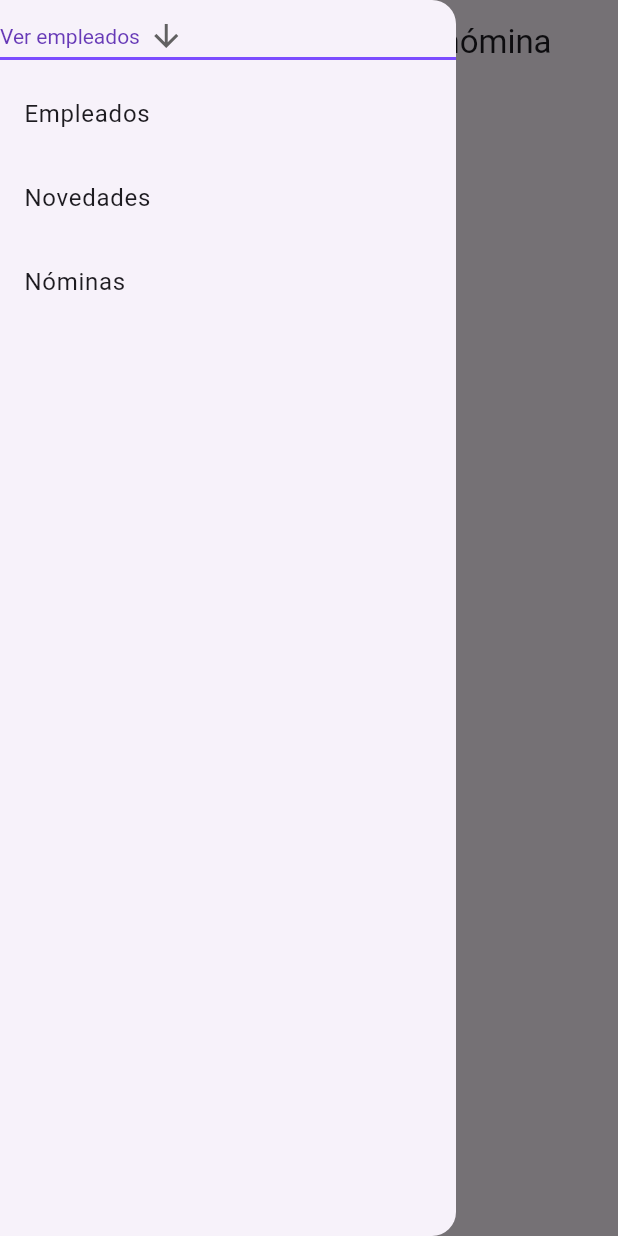
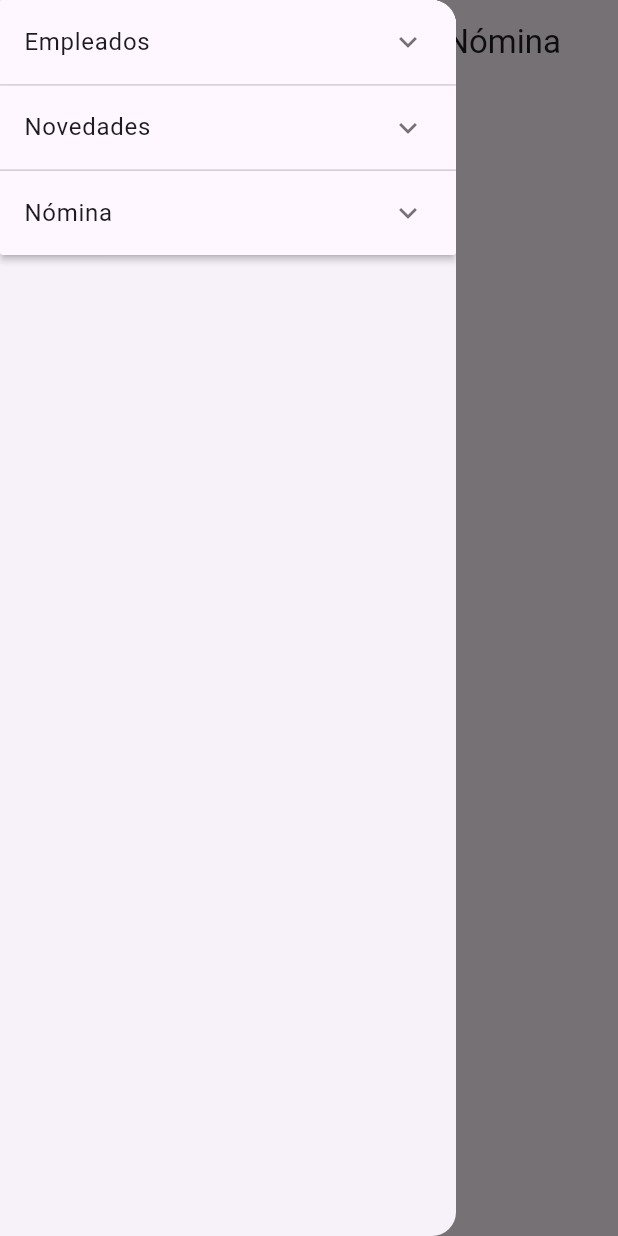
Before and after one commit to mariofhdez/proyecto-sena-mobile, a Flutter app: the screen it shows after launch, with the side drawer open, on a phone screen of 412 x 824 dp. Run offline on Flutter 3.47's test engine with Material 3 defaults, Android fonts, the phone set to English and light mode, and no system bars.

Commit message:
Se modifica el menú, ya no se usa el dropdown y y se cambia por el widget ExpansionPanelList

```diff
--- a/lib/screens/homeScreen.dart
+++ b/lib/screens/homeScreen.dart
@@ -1,66 +1,67 @@
 import 'package:flutter/material.dart';
 
-const List<String> employeesOptions = <String>[
-  'Ver empleados',
-  'Crear empleado',
-];
-const List<String> newsOptions = <String>['Ver novedades', 'Crear novedad'];
-const List<String> payrollsOptions = <String>[
-  'Consultar nóminas',
-  'Crear nómina',
-];
-
-class HomeScreen extends StatelessWidget {
+class HomeScreen extends StatefulWidget {
   const HomeScreen({super.key});
 
   @override
-  Widget build(BuildContext context) {
+  _HomeScreenState createState() => _HomeScreenState();
+}
+
+class _HomeScreenState extends State<HomeScreen> {
+  List<bool> _isExpanded = [false, false, false];
+
+  @override
+  Widget build(BuildContext context){
     return Scaffold(
-      appBar: AppBar(title: Text('Sistema de gestión de nómina')),
+      appBar: AppBar(title: Text("Sistema de Gestión de Nómina"),),
       drawer: Drawer(
-        // backgroundColor: ,
         child: ListView(
           children: [
-            // DrawerHeader(child: Text('Menú')),
-            DropdownButtonEmployees(),
-            ListTile(title: Text('Empleados')),
-            ListTile(title: Text('Novedades')),
-            ListTile(title: Text('Nóminas')),
+            ExpansionPanelList(
+              expansionCallback: (index, isExpanded) {
+                setState(() {
+                  _isExpanded[index] = isExpanded;
+                });
+              },
+              children: [
+                _buildExpansionPanel(
+                  index: 0,
+                  title: "Empleados",
+                  options: ["Crear empleado", "Ver empleados"]
+                ),
+                _buildExpansionPanel(
+                  index: 1,
+                  title: "Novedades",
+                  options: ["Crear novedad", "Ver novedades"]
+                ),
+                _buildExpansionPanel(
+                  index: 2,
+                  title: "Nómina",
+                  options: ["Crear nómina", "Ver nóminas"]
+                ),
+              ],
+            )
           ],
         ),
       ),
+      body: Center(child: Text("Contenido principal")),
+    );
+  }
+
+  ExpansionPanel _buildExpansionPanel({required int index, required String title, required List<String> options}){
+    return ExpansionPanel(
+      headerBuilder: (context, isExpanded){
+        return ListTile(title: Text(title),);
+      },
+      body: Column(
+        children: options.map((option) {
+          return ListTile(
+            title: Text(option),
+            // onTap,
+          );
+        }).toList(),
+      ),
+    isExpanded: _isExpanded[index],
     );
   }
 }
-
-class DropdownButtonEmployees extends StatefulWidget {
-  const DropdownButtonEmployees({super.key});
-
-  @override
-  State<DropdownButtonEmployees> createState() =>
-      _DropdownButtonEmployeesState();
-}
-
-class _DropdownButtonEmployeesState extends State<DropdownButtonEmployees> {
-  String dropdownValue = employeesOptions.first;
-
-  @override
-  Widget build(BuildContext context) {
-    return DropdownButton<String>(
-      value: dropdownValue,
-      icon: const Icon(Icons.arrow_downward),
-      elevation: 16,
-      style: const TextStyle(color: Colors.deepPurple),
-      underline: Container(height: 2, color: Colors.deepPurpleAccent),
-      items:
-          employeesOptions.map<DropdownMenuItem<String>>((String value) {
-            return DropdownMenuItem<String>(value: value, child: Text(value));
-          }).toList(),
-      onChanged: (String? value) {
-        setState(() {
-          dropdownValue = value!;
-        });
-      },
-    );
-  }
-}
```
